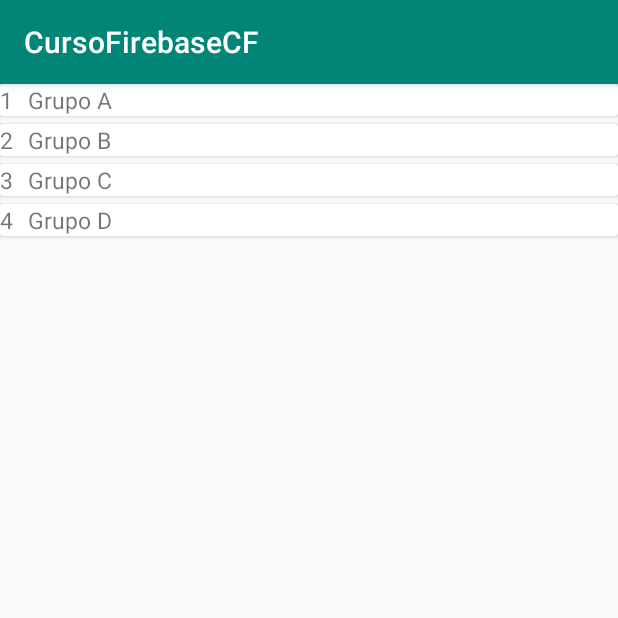
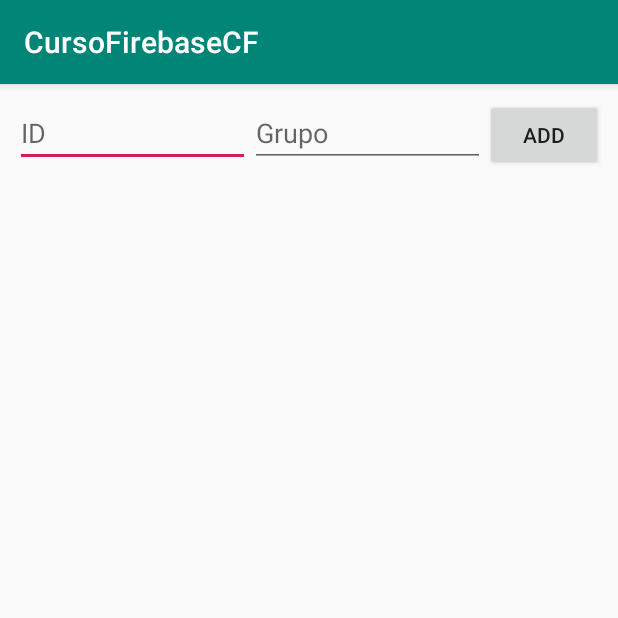
Before and after one commit to faradius/CursoFirebaseCF, an Android app: the TODOActivity screen opened directly, with no data from a screen before it, on a phone screen of 412 x 824 dp, the top half of it. Run offline under Robolectric (Android 15) with nearby library versions, the phone set to English and light mode, and no system bars; our stand-ins replace Firebase (no records; nobody signed in at launch, a user with empty details on screens opened directly).

Commit message:
Implementacion de Firebase al RecyclerView Completa

```diff
--- a/app/build.gradle
+++ b/app/build.gradle
@@ -30,6 +30,8 @@ dependencies {
     implementation 'com.google.firebase:firebase-auth:16.0.5'
     implementation 'com.android.support:recyclerview-v7:28.0.0'
     implementation 'com.android.support:cardview-v7:28.0.0'
+    implementation 'com.firebaseui:firebase-ui-database:5.0.0'
+    implementation 'com.firebaseui:firebase-ui-auth:5.0.0'
 
     //implementation 'com.firebase:firebase-client-android:2.3.1' //Implementacion obsoleta
     testImplementation 'junit:junit:4.12'
--- a/app/src/main/java/com/example/cursofirebasecf/Ejemplo1_Authentication/AuthenticationMainActivity.java
+++ b/app/src/main/java/com/example/cursofirebasecf/Ejemplo1_Authentication/AuthenticationMainActivity.java
@@ -56,7 +56,7 @@ public class AuthenticationMainActivity extends AppCompatActivity {
                 FirebaseUser user = firebaseAuth.getCurrentUser();
                 //Se valida la autenticacion de un usuario para saber si esta logueado o no
                 if(user!=null){
-                    Log.d(TAG,"Esta logeado: " + user.getUid()); //Se obtiene su id del usuario
+                    Log.d(TAG,"Esta logeado: " + user.getUid()); //Se obtiene su idtxt del usuario
                 }else{
                    Log.d(TAG, "No esta logeado");
                 }
--- a/app/src/main/java/com/example/cursofirebasecf/Ejemplo3_RecyclerViewCRUD/Grupo.java
+++ b/app/src/main/java/com/example/cursofirebasecf/Ejemplo3_RecyclerViewCRUD/Grupo.java
@@ -2,7 +2,7 @@ package com.example.cursofirebasecf.Ejemplo3_RecyclerViewCRUD;
 
 public class Grupo {
     public int id;
-    public String groupnanme;
+    public String groupname;
 
     public Grupo() {
         super();
@@ -10,7 +10,7 @@ public class Grupo {
 
     public Grupo(int id, String groupnanme) {
         this.id = id;
-        this.groupnanme = groupnanme;
+        this.groupname = groupnanme;
     }
 
     public int getId() {
@@ -21,11 +21,11 @@ public class Grupo {
         this.id = id;
     }
 
-    public String getGroupnanme() {
-        return groupnanme;
+    public String getGroupname() {
+        return groupname;
     }
 
-    public void setGroupnanme(String groupnanme) {
-        this.groupnanme = groupnanme;
+    public void setGroupname(String groupname) {
+        this.groupname = groupname;
     }
 }
--- a/app/src/main/java/com/example/cursofirebasecf/Ejemplo3_RecyclerViewCRUD/GrupoAdapter.java
+++ b/app/src/main/java/com/example/cursofirebasecf/Ejemplo3_RecyclerViewCRUD/GrupoAdapter.java
@@ -7,6 +7,7 @@ import android.support.v7.widget.RecyclerView;
 import android.view.LayoutInflater;
 import android.view.View;
 import android.view.ViewGroup;
+import android.widget.ImageView;
 import android.widget.TextView;
 
 import com.example.cursofirebasecf.R;
@@ -32,8 +33,8 @@ public class GrupoAdapter extends RecyclerView.Adapter<GrupoAdapter.ViewHolder>{
 
     @Override
     public void onBindViewHolder(@NonNull ViewHolder viewHolder, int position) {
-        viewHolder.id.setText(String.valueOf(grupos.get(position).getId()));
-        viewHolder.grupo.setText(grupos.get(position).getGroupnanme());
+        viewHolder.idtxt.setText(String.valueOf(grupos.get(position).getId()));
+        viewHolder.nametxt.setText(grupos.get(position).getGroupname());
     }
 
     @Override
@@ -41,14 +42,16 @@ public class GrupoAdapter extends RecyclerView.Adapter<GrupoAdapter.ViewHolder>{
         return grupos.size();
     }
 
-    public class ViewHolder extends RecyclerView.ViewHolder{
-        public TextView id, grupo;
+    public static class ViewHolder extends RecyclerView.ViewHolder{
+        public TextView idtxt, nametxt;
+        public ImageView imageViewTrash;
         public CardView cardView;
 
         public ViewHolder(@NonNull View itemView) {
             super(itemView);
-            id = itemView.findViewById(R.id.idGrupo);
-            grupo = itemView.findViewById(R.id.nameGrupo);
+            idtxt = itemView.findViewById(R.id.idGrupo);
+            nametxt = itemView.findViewById(R.id.nameGrupo);
+            imageViewTrash = itemView.findViewById(R.id.btnTrash);
             cardView = itemView.findViewById(R.id.cardView);
         }
     }
--- a/app/src/main/java/com/example/cursofirebasecf/Ejemplo3_RecyclerViewCRUD/TODOActivity.java
+++ b/app/src/main/java/com/example/cursofirebasecf/Ejemplo3_RecyclerViewCRUD/TODOActivity.java
@@ -1,40 +1,92 @@
 package com.example.cursofirebasecf.Ejemplo3_RecyclerViewCRUD;
 
+import android.support.annotation.NonNull;
 import android.support.v7.app.AppCompatActivity;
 import android.os.Bundle;
 import android.support.v7.widget.LinearLayoutManager;
 import android.support.v7.widget.RecyclerView;
+import android.view.LayoutInflater;
+import android.view.View;
+import android.view.ViewGroup;
+import android.widget.Button;
+import android.widget.EditText;
 
 import com.example.cursofirebasecf.R;
-
-import java.util.ArrayList;
-import java.util.List;
+import com.firebase.ui.database.FirebaseRecyclerAdapter;
+import com.firebase.ui.database.FirebaseRecyclerOptions;
+import com.google.firebase.database.DatabaseReference;
+import com.google.firebase.database.FirebaseDatabase;
 
 public class TODOActivity extends AppCompatActivity {
+    EditText addIdGroup,addNameGroup;
+    Button btnAdd;
     RecyclerView recyclerView;
     LinearLayoutManager linearLayoutManager;
-    List<Grupo> grupos;
-    GrupoAdapter adapter;
+    //List<Grupo> grupos;
+    //GrupoAdapter adapter;
+    DatabaseReference databaseReference;
+    FirebaseRecyclerAdapter<Grupo,GrupoAdapter.ViewHolder> adapter;
 
     @Override
     protected void onCreate(Bundle savedInstanceState) {
         super.onCreate(savedInstanceState);
         setContentView(R.layout.activity_todo);
-        createData();
+        addIdGroup = findViewById(R.id.addIdGroup);
+        addNameGroup = findViewById(R.id.addGroupName);
+        btnAdd = findViewById(R.id.btnAdd);
+
+        databaseReference = FirebaseDatabase.getInstance().getReference();
+        //createData();
 
         recyclerView = findViewById(R.id.recyclerView);
         linearLayoutManager = new LinearLayoutManager(this);
         linearLayoutManager.setOrientation(LinearLayoutManager.VERTICAL);
         recyclerView.setLayoutManager(linearLayoutManager);
-        adapter = new GrupoAdapter(grupos,this);
+        //adapter = new GrupoAdapter(grupos,this);
+        FirebaseRecyclerOptions<Grupo> options =
+                new FirebaseRecyclerOptions.Builder<Grupo>()
+                        .setQuery(databaseReference.child("Grupos"),Grupo.class)
+                        .build();
+
+        adapter = new FirebaseRecyclerAdapter<Grupo, GrupoAdapter.ViewHolder>(options) {
+            @Override
+            protected void onBindViewHolder(@NonNull GrupoAdapter.ViewHolder holder, final int position, @NonNull Grupo model) {
+                holder.idtxt.setText(String.valueOf(model.getId()));
+                holder.nametxt.setText(model.getGroupname());
+                holder.imageViewTrash.setOnClickListener(new View.OnClickListener() {
+                    @Override
+                    public void onClick(View v) {
+                        adapter.getRef(position).removeValue();
+                    }
+                });
+            }
+
+            @NonNull
+            @Override
+            public GrupoAdapter.ViewHolder onCreateViewHolder(@NonNull ViewGroup viewGroup, int i) {
+                View view = LayoutInflater.from(viewGroup.getContext()).inflate(R.layout.item,viewGroup,false);
+                return new GrupoAdapter.ViewHolder(view);
+            }
+        };
+        adapter.startListening();
         recyclerView.setAdapter(adapter);
+
+        btnAdd.setOnClickListener(new View.OnClickListener() {
+            @Override
+            public void onClick(View v) {
+                int id = Integer.parseInt(addIdGroup.getText().toString());
+                String groupname = addNameGroup.getText().toString();
+                Grupo grupo = new Grupo(id,groupname);
+                databaseReference.child("Grupos").push().setValue(grupo);
+            }
+        });
     }
 
-    public void createData(){
+    /*public void createData(){
         grupos = new ArrayList<>();
         grupos.add(new Grupo(1,"Grupo A"));
         grupos.add(new Grupo(2,"Grupo B"));
         grupos.add(new Grupo(3,"Grupo C"));
         grupos.add(new Grupo(4,"Grupo D"));
-    }
+    }*/
 }
--- /dev/null
+++ b/app/src/main/res/drawable/ic_delete_24dp.xml
@@ -0,0 +1,5 @@
+<vector android:height="24dp" android:tint="#A2A2A2"
+    android:viewportHeight="24.0" android:viewportWidth="24.0"
+    android:width="24dp" xmlns:android="http://schemas.android.com/apk/res/android">
+    <path android:fillColor="#FF000000" android:pathData="M6,19c0,1.1 0.9,2 2,2h8c1.1,0 2,-0.9 2,-2V7H6v12zM19,4h-3.5l-1,-1h-5l-1,1H5v2h14V4z"/>
+</vector>
--- a/app/src/main/res/layout/activity_todo.xml
+++ b/app/src/main/res/layout/activity_todo.xml
@@ -3,14 +3,43 @@
     xmlns:app="http://schemas.android.com/apk/res-auto"
     xmlns:tools="http://schemas.android.com/tools"
     android:layout_width="match_parent"
-    android:layout_height="match_parent"
+    android:layout_height="wrap_content"
     android:orientation="vertical"
+    android:layout_margin="10sp"
     tools:context=".Ejemplo3_RecyclerViewCRUD.TODOActivity">
+
+    <LinearLayout
+        android:orientation="horizontal"
+        android:layout_weight="10"
+        android:layout_width="match_parent"
+        android:layout_height="wrap_content">
+
+        <EditText
+            android:id="@+id/addIdGroup"
+            android:hint="ID"
+            android:layout_width="0dp"
+            android:layout_height="wrap_content"
+            android:layout_weight="4"/>
+
+        <EditText
+            android:id="@+id/addGroupName"
+            android:hint="Grupo"
+            android:layout_width="0dp"
+            android:layout_height="wrap_content"
+            android:layout_weight="4"/>
+
+        <Button
+            android:id="@+id/btnAdd"
+            android:text="add"
+            android:layout_width="0dp"
+            android:layout_height="wrap_content"
+            android:layout_weight="2"/>
+    </LinearLayout>
 
     <android.support.v7.widget.RecyclerView
         android:id="@+id/recyclerView"
         android:layout_width="match_parent"
-        android:layout_height="match_parent">
+        android:layout_height="wrap_content">
 
     </android.support.v7.widget.RecyclerView>
 
--- a/app/src/main/res/layout/item.xml
+++ b/app/src/main/res/layout/item.xml
@@ -27,4 +27,10 @@
             android:textSize="15sp"/>
     </LinearLayout>
 
+        <ImageView
+            android:id="@+id/btnTrash"
+            android:layout_width="20dp"
+            android:layout_height="20dp"
+            android:src="@drawable/ic_delete_24dp"
+            android:layout_gravity="right"/>
 </android.support.v7.widget.CardView>
```
